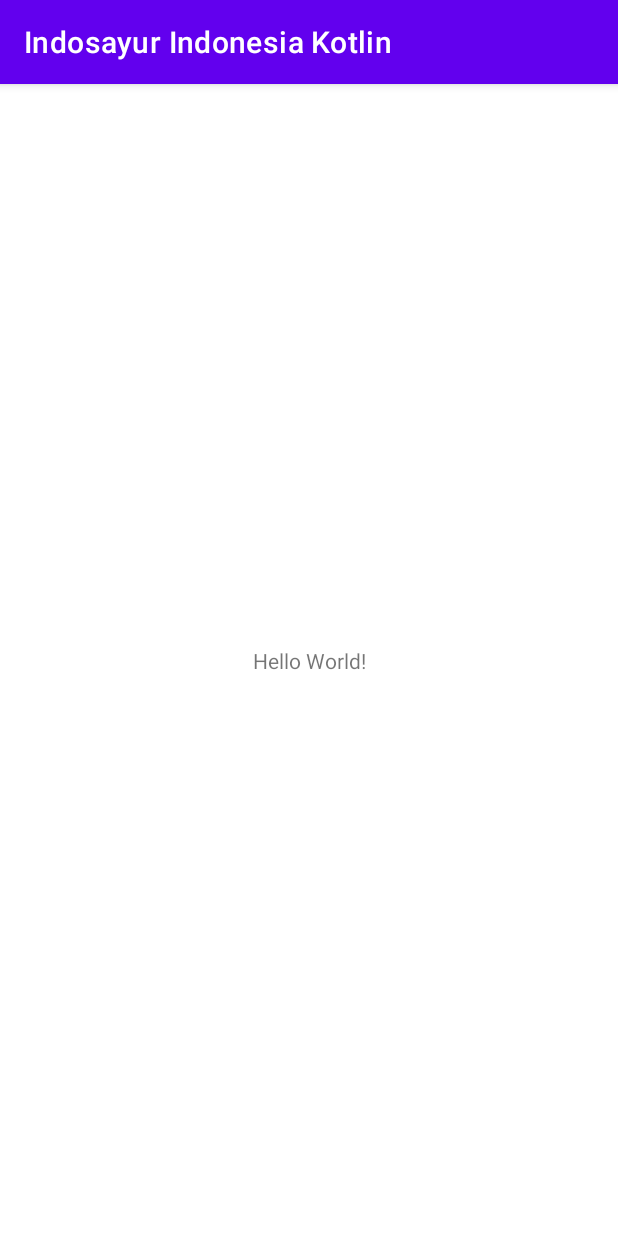
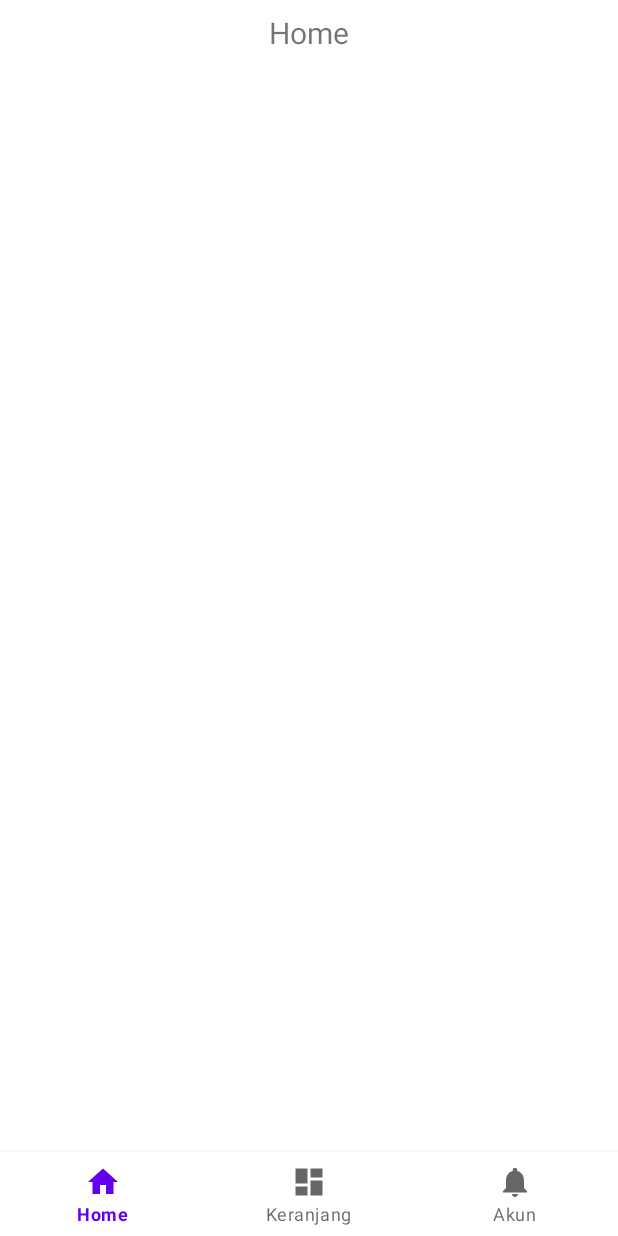
Before and after one commit to Indosayur/Indosayur_Indonesia_Kotlin, an Android app: the screen it shows after launch (MainActivity), on a phone screen of 412 x 824 dp. Run offline under Robolectric (Android 15) with nearby library versions, the phone set to English and light mode, and no system bars.

Commit message:
first init

```diff
--- /dev/null
+++ b/app/src/main/java/Fragment/AkunFragment.kt
@@ -0,0 +1,60 @@
+package Fragment
+
+import android.os.Bundle
+import androidx.fragment.app.Fragment
+import android.view.LayoutInflater
+import android.view.View
+import android.view.ViewGroup
+import com.example.indosayurindonesiakotlin.R
+
+// TODO: Rename parameter arguments, choose names that match
+// the fragment initialization parameters, e.g. ARG_ITEM_NUMBER
+private const val ARG_PARAM1 = "param1"
+private const val ARG_PARAM2 = "param2"
+
+/**
+ * A simple [Fragment] subclass.
+ * Use the [HomeFragment.newInstance] factory method to
+ * create an instance of this fragment.
+ */
+class AkunFragment : Fragment() {
+    // TODO: Rename and change types of parameters
+    private var param1: String? = null
+    private var param2: String? = null
+
+    override fun onCreate(savedInstanceState: Bundle?) {
+        super.onCreate(savedInstanceState)
+        arguments?.let {
+            param1 = it.getString(ARG_PARAM1)
+            param2 = it.getString(ARG_PARAM2)
+        }
+    }
+
+    override fun onCreateView(
+        inflater: LayoutInflater, container: ViewGroup?,
+        savedInstanceState: Bundle?
+    ): View? {
+        // Inflate the layout for this fragment
+        return inflater.inflate(R.layout.fragment_akun, container, false)
+    }
+
+    companion object {
+        /**
+         * Use this factory method to create a new instance of
+         * this fragment using the provided parameters.
+         *
+         * @param param1 Parameter 1.
+         * @param param2 Parameter 2.
+         * @return A new instance of fragment HomeFragment.
+         */
+        // TODO: Rename and change types and number of parameters
+        @JvmStatic
+        fun newInstance(param1: String, param2: String) =
+            HomeFragment().apply {
+                arguments = Bundle().apply {
+                    putString(ARG_PARAM1, param1)
+                    putString(ARG_PARAM2, param2)
+                }
+            }
+    }
+}
--- /dev/null
+++ b/app/src/main/java/Fragment/HomeFragment.kt
@@ -0,0 +1,60 @@
+package Fragment
+
+import android.os.Bundle
+import androidx.fragment.app.Fragment
+import android.view.LayoutInflater
+import android.view.View
+import android.view.ViewGroup
+import com.example.indosayurindonesiakotlin.R
+
+// TODO: Rename parameter arguments, choose names that match
+// the fragment initialization parameters, e.g. ARG_ITEM_NUMBER
+private const val ARG_PARAM1 = "param1"
+private const val ARG_PARAM2 = "param2"
+
+/**
+ * A simple [Fragment] subclass.
+ * Use the [HomeFragment.newInstance] factory method to
+ * create an instance of this fragment.
+ */
+class HomeFragment : Fragment() {
+    // TODO: Rename and change types of parameters
+    private var param1: String? = null
+    private var param2: String? = null
+
+    override fun onCreate(savedInstanceState: Bundle?) {
+        super.onCreate(savedInstanceState)
+        arguments?.let {
+            param1 = it.getString(ARG_PARAM1)
+            param2 = it.getString(ARG_PARAM2)
+        }
+    }
+
+    override fun onCreateView(
+        inflater: LayoutInflater, container: ViewGroup?,
+        savedInstanceState: Bundle?
+    ): View? {
+        // Inflate the layout for this fragment
+        return inflater.inflate(R.layout.fragment_home, container, false)
+    }
+
+    companion object {
+        /**
+         * Use this factory method to create a new instance of
+         * this fragment using the provided parameters.
+         *
+         * @param param1 Parameter 1.
+         * @param param2 Parameter 2.
+         * @return A new instance of fragment HomeFragment.
+         */
+        // TODO: Rename and change types and number of parameters
+        @JvmStatic
+        fun newInstance(param1: String, param2: String) =
+            HomeFragment().apply {
+                arguments = Bundle().apply {
+                    putString(ARG_PARAM1, param1)
+                    putString(ARG_PARAM2, param2)
+                }
+            }
+    }
+}
--- /dev/null
+++ b/app/src/main/java/Fragment/KeranjangFragment.kt
@@ -0,0 +1,60 @@
+package Fragment
+
+import android.os.Bundle
+import androidx.fragment.app.Fragment
+import android.view.LayoutInflater
+import android.view.View
+import android.view.ViewGroup
+import com.example.indosayurindonesiakotlin.R
+
+// TODO: Rename parameter arguments, choose names that match
+// the fragment initialization parameters, e.g. ARG_ITEM_NUMBER
+private const val ARG_PARAM1 = "param1"
+private const val ARG_PARAM2 = "param2"
+
+/**
+ * A simple [Fragment] subclass.
+ * Use the [HomeFragment.newInstance] factory method to
+ * create an instance of this fragment.
+ */
+class KeranjangFragmentFragment : Fragment() {
+    // TODO: Rename and change types of parameters
+    private var param1: String? = null
+    private var param2: String? = null
+
+    override fun onCreate(savedInstanceState: Bundle?) {
+        super.onCreate(savedInstanceState)
+        arguments?.let {
+            param1 = it.getString(ARG_PARAM1)
+            param2 = it.getString(ARG_PARAM2)
+        }
+    }
+
+    override fun onCreateView(
+        inflater: LayoutInflater, container: ViewGroup?,
+        savedInstanceState: Bundle?
+    ): View? {
+        // Inflate the layout for this fragment
+        return inflater.inflate(R.layout.fragment_keranjang, container, false)
+    }
+
+    companion object {
+        /**
+         * Use this factory method to create a new instance of
+         * this fragment using the provided parameters.
+         *
+         * @param param1 Parameter 1.
+         * @param param2 Parameter 2.
+         * @return A new instance of fragment HomeFragment.
+         */
+        // TODO: Rename and change types and number of parameters
+        @JvmStatic
+        fun newInstance(param1: String, param2: String) =
+            HomeFragment().apply {
+                arguments = Bundle().apply {
+                    putString(ARG_PARAM1, param1)
+                    putString(ARG_PARAM2, param2)
+                }
+            }
+    }
+}
--- a/app/src/main/java/com/example/indosayurindonesiakotlin/MainActivity.kt
+++ b/app/src/main/java/com/example/indosayurindonesiakotlin/MainActivity.kt
@@ -1,11 +1,70 @@
 package com.example.indosayurindonesiakotlin
 
+import Fragment.AkunFragment
+import Fragment.HomeFragment
+import Fragment.KeranjangFragmentFragment
 import androidx.appcompat.app.AppCompatActivity
 import android.os.Bundle
+import android.view.Menu
+import android.view.MenuItem
+import androidx.fragment.app.Fragment
+import androidx.fragment.app.FragmentManager
+import com.google.android.material.bottomnavigation.BottomNavigationView
 
 class MainActivity : AppCompatActivity() {
+    private val fragmentHome: Fragment = HomeFragment()
+    private val fragmentAkun: Fragment = AkunFragment()
+    private val fragmentKeranjang: Fragment = KeranjangFragmentFragment()
+    private val fm: FragmentManager = supportFragmentManager
+    private var active: Fragment = fragmentHome
+
+    private lateinit var menu: Menu
+    private lateinit var menuItem: MenuItem
+    private lateinit var bottomNavigationView: BottomNavigationView
+
     override fun onCreate(savedInstanceState: Bundle?) {
         super.onCreate(savedInstanceState)
         setContentView(R.layout.activity_main)
+
+        setUpBottomNav()
+    }
+    fun setUpBottomNav(){
+        fm.beginTransaction().add(R.id.container,fragmentHome).show(fragmentHome).commit()
+        fm.beginTransaction().add(R.id.container,fragmentAkun).hide(fragmentAkun).commit()
+        fm.beginTransaction().add(R.id.container,fragmentKeranjang).hide(fragmentKeranjang).commit()
+
+        bottomNavigationView = findViewById(R.id.nav_view)
+        menu = bottomNavigationView.menu
+        menuItem = menu.getItem(0)
+        menuItem.isChecked = true
+
+        bottomNavigationView.setOnNavigationItemSelectedListener { item ->
+
+            when(item.itemId) {
+                R.id.navigation_home->{
+
+                    callfragment(0, fragmentHome )
+                }
+                R.id.navigation_Keranjang->{
+
+                    callfragment(1, fragmentKeranjang )
+                }
+                R.id.navigation_Akun->{
+
+                    callfragment(2, fragmentAkun )
+                }
+            }
+
+            false
+        }
+
+    }
+
+    fun callfragment (int: Int,fragment: Fragment){
+        menuItem = menu.getItem(int)
+        menuItem.isChecked = true
+        fm.beginTransaction().hide(active).show(fragment).commit()
+        active=fragment
+
     }
 }
--- /dev/null
+++ b/app/src/main/res/drawable/ic_dashboard_black_24dp.xml
@@ -0,0 +1,9 @@
+<vector xmlns:android="http://schemas.android.com/apk/res/android"
+    android:width="24dp"
+    android:height="24dp"
+    android:viewportWidth="24.0"
+    android:viewportHeight="24.0">
+    <path
+        android:fillColor="#FF000000"
+        android:pathData="M3,13h8L11,3L3,3v10zM3,21h8v-6L3,15v6zM13,21h8L21,11h-8v10zM13,3v6h8L21,3h-8z" />
+</vector>
--- /dev/null
+++ b/app/src/main/res/drawable/ic_home_black_24dp.xml
@@ -0,0 +1,9 @@
+<vector xmlns:android="http://schemas.android.com/apk/res/android"
+    android:width="24dp"
+    android:height="24dp"
+    android:viewportWidth="24.0"
+    android:viewportHeight="24.0">
+    <path
+        android:fillColor="#FF000000"
+        android:pathData="M10,20v-6h4v6h5v-8h3L12,3 2,12h3v8z" />
+</vector>
--- /dev/null
+++ b/app/src/main/res/drawable/ic_notifications_black_24dp.xml
@@ -0,0 +1,9 @@
+<vector xmlns:android="http://schemas.android.com/apk/res/android"
+    android:width="24dp"
+    android:height="24dp"
+    android:viewportWidth="24.0"
+    android:viewportHeight="24.0">
+    <path
+        android:fillColor="#FF000000"
+        android:pathData="M12,22c1.1,0 2,-0.9 2,-2h-4c0,1.1 0.89,2 2,2zM18,16v-5c0,-3.07 -1.64,-5.64 -4.5,-6.32L13.5,4c0,-0.83 -0.67,-1.5 -1.5,-1.5s-1.5,0.67 -1.5,1.5v0.68C7.63,5.36 6,7.92 6,11v5l-2,2v1h16v-1l-2,-2z" />
+</vector>
--- a/app/src/main/res/layout/activity_main.xml
+++ b/app/src/main/res/layout/activity_main.xml
@@ -1,18 +1,26 @@
 <?xml version="1.0" encoding="utf-8"?>
-<androidx.constraintlayout.widget.ConstraintLayout xmlns:android="http://schemas.android.com/apk/res/android"
+<RelativeLayout xmlns:android="http://schemas.android.com/apk/res/android"
     xmlns:app="http://schemas.android.com/apk/res-auto"
     xmlns:tools="http://schemas.android.com/tools"
     android:layout_width="match_parent"
     android:layout_height="match_parent"
     tools:context=".MainActivity">
 
-    <TextView
-        android:layout_width="wrap_content"
+    <FrameLayout
+        android:id="@+id/container"
+        android:name="androidx.navigation.fragment.NavHostFragment"
+        android:layout_width="match_parent"
+        android:layout_height="match_parent"
+        android:layout_above="@id/nav_view"/>
+
+    <com.google.android.material.bottomnavigation.BottomNavigationView
+        android:id="@+id/nav_view"
+        android:layout_width="match_parent"
         android:layout_height="wrap_content"
-        android:text="Hello World!"
-        app:layout_constraintBottom_toBottomOf="parent"
-        app:layout_constraintLeft_toLeftOf="parent"
-        app:layout_constraintRight_toRightOf="parent"
-        app:layout_constraintTop_toTopOf="parent" />
+        android:background="?android:attr/windowBackground"
+        app:menu="@menu/bottom_nav_menu"
+        android:layout_alignParentBottom="true"/>
 
-</androidx.constraintlayout.widget.ConstraintLayout>
+
+
+</RelativeLayout>
--- /dev/null
+++ b/app/src/main/res/layout/fragment_home.xml
@@ -0,0 +1,21 @@
+<androidx.constraintlayout.widget.ConstraintLayout xmlns:android="http://schemas.android.com/apk/res/android"
+    xmlns:app="http://schemas.android.com/apk/res-auto"
+    xmlns:tools="http://schemas.android.com/tools"
+    android:layout_width="match_parent"
+    android:layout_height="match_parent"
+    tools:context="Activity.ui.home.HomeFragment">
+
+    <TextView
+        android:id="@+id/text_home"
+        android:layout_width="match_parent"
+        android:layout_height="wrap_content"
+        android:layout_marginStart="8dp"
+        android:layout_marginTop="8dp"
+        android:layout_marginEnd="8dp"
+        android:textAlignment="center"
+        android:textSize="20sp"
+        android:text="Home"
+        app:layout_constraintEnd_toEndOf="parent"
+        app:layout_constraintStart_toStartOf="parent"
+        app:layout_constraintTop_toTopOf="parent" />
+</androidx.constraintlayout.widget.ConstraintLayout>
--- /dev/null
+++ b/app/src/main/res/menu/bottom_nav_menu.xml
@@ -0,0 +1,19 @@
+<?xml version="1.0" encoding="utf-8"?>
+<menu xmlns:android="http://schemas.android.com/apk/res/android">
+
+    <item
+        android:id="@+id/navigation_home"
+        android:icon="@drawable/ic_home_black_24dp"
+        android:title="@string/title_home" />
+
+    <item
+        android:id="@+id/navigation_Keranjang"
+        android:icon="@drawable/ic_dashboard_black_24dp"
+        android:title="Keranjang" />
+
+    <item
+        android:id="@+id/navigation_Akun"
+        android:icon="@drawable/ic_notifications_black_24dp"
+        android:title="Akun" />
+
+</menu>
--- /dev/null
+++ b/app/src/main/res/values/dimens.xml
@@ -0,0 +1,5 @@
+<resources>
+    <!-- Default screen margins, per the Android Design guidelines. -->
+    <dimen name="activity_horizontal_margin">16dp</dimen>
+    <dimen name="activity_vertical_margin">16dp</dimen>
+</resources>
--- a/app/src/main/res/values/themes.xml
+++ b/app/src/main/res/values/themes.xml
@@ -1,6 +1,6 @@
 <resources xmlns:tools="http://schemas.android.com/tools">
     <!-- Base application theme. -->
-    <style name="Theme.IndosayurIndonesiaKotlin" parent="Theme.MaterialComponents.DayNight.DarkActionBar">
+    <style name="Theme.IndosayurIndonesiaKotlin" parent="Theme.MaterialComponents.DayNight.NoActionBar">
         <!-- Primary brand color. -->
         <item name="colorPrimary">@color/purple_500</item>
         <item name="colorPrimaryVariant">@color/purple_700</item>
```
Also changed, not shown: app/build.gradle (+8 -0 lines), app/src/main/AndroidManifest.xml (+10 -3 lines), app/src/main/res/layout/activity_main2.xml (added, +33 -0 lines), app/src/main/res/layout/fragment_akun.xml (added, +20 -0 lines), app/src/main/res/layout/fragment_keranjang.xml (added, +21 -0 lines), app/src/main/res/navigation/mobile_navigation.xml (added, +25 -0 lines), app/src/main/res/navigation/mobile_navigation2.xml (added, +25 -0 lines), app/src/main/res/values/strings.xml (+7 -0 lines).
